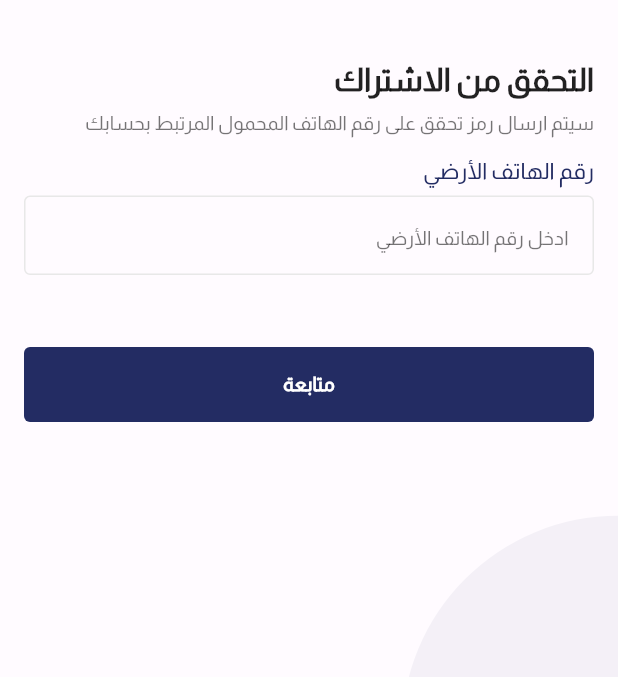
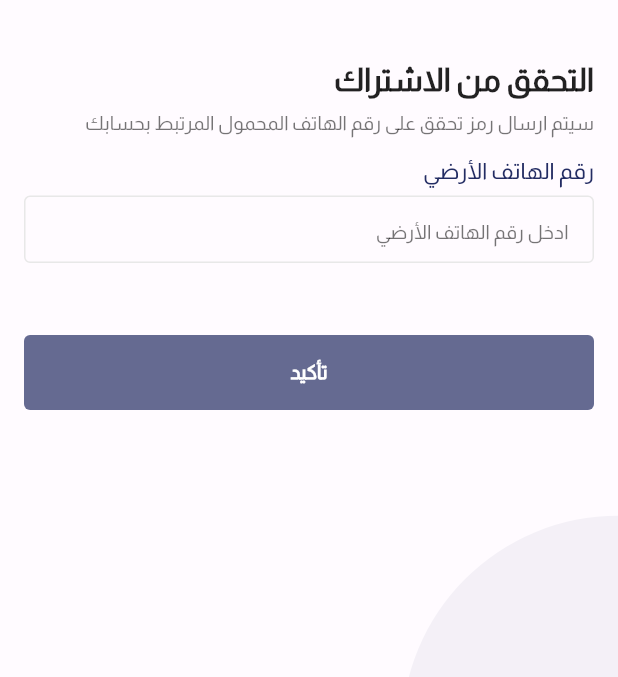
Before and after one commit to saleem72/elcom_app, a Flutter app: the screen it shows after launch, after a tap on "Ignore", after a tap on "إعادة تعيين كلمة المرور؟", on a phone screen of 412 x 824 dp, the part 504-1181 px from its top. Run offline on Flutter 3.47's test engine with Material 2 defaults, Android fonts, the light colour scheme and no system bars; our stand-ins replace bloc, connectivity, equatable, flutter_bloc, formz, get_it and 1 more; missing offline and left inert: flutter_verification_code; generated files the repository leaves out were written again.

Commit message:
login design

```diff
--- a/lib/screens/auth/identifying_account/identifying_account.dart
+++ b/lib/screens/auth/identifying_account/identifying_account.dart
@@ -3,22 +3,62 @@
 
 import 'package:elcom_app/helpers/localization/language_constants.dart';
 import 'package:elcom_app/helpers/routing/nav_links.dart';
+import 'package:elcom_app/screens/auth/identifying_account/identifying_account_bloc/identifying_account_bloc.dart';
 import 'package:flutter/material.dart';
 import 'package:flutter_bloc/flutter_bloc.dart';
+import 'package:formz/formz.dart';
 
 import '../../../widgets/main_widgets.dart';
 
-class IdentifyingAccountScreen extends StatefulWidget {
+class IdentifyingAccountScreen extends StatelessWidget {
   const IdentifyingAccountScreen({super.key});
 
   @override
-  State<IdentifyingAccountScreen> createState() =>
-      _IdentifyingAccountScreenState();
+  Widget build(BuildContext context) {
+    return BlocProvider(
+      create: (context) => IdentifyingAccountBloc(),
+      child: BlocBuilder<IdentifyingAccountBloc, IdentifyingAccountState>(
+        builder: (context, state) {
+          return const IdentifyingAccountScreenContent();
+        },
+      ),
+    );
+  }
 }
 
-class _IdentifyingAccountScreenState extends State<IdentifyingAccountScreen> {
+class IdentifyingAccountScreenContent extends StatefulWidget {
+  const IdentifyingAccountScreenContent({super.key});
+
+  @override
+  State<IdentifyingAccountScreenContent> createState() =>
+      _IdentifyingAccountScreenContentState();
+}
+
+class _IdentifyingAccountScreenContentState
+    extends State<IdentifyingAccountScreenContent> {
   final TextEditingController phoneNumber = TextEditingController();
   final TextEditingController password = TextEditingController();
+
+  final FocusNode _phoneNumberFocusNode = FocusNode();
+
+  @override
+  void initState() {
+    super.initState();
+    _phoneNumberFocusNode.addListener(() {
+      if (!_phoneNumberFocusNode.hasFocus) {
+        context
+            .read<IdentifyingAccountBloc>()
+            .add(IdentifyingAccountPhoneNumberUnfocused());
+      }
+    });
+  }
+
+  @override
+  void dispose() {
+    _phoneNumberFocusNode.dispose();
+    super.dispose();
+  }
+
   @override
   Widget build(BuildContext context) {
     return Scaffold(
@@ -41,9 +81,10 @@ class _IdentifyingAccountScreenState extends State<IdentifyingAccountScreen> {
             children: [
               Column(
                 children: [
-                  _informSection(context),
+                  const IdentifyingAccountInfo(),
                   const SizedBox(height: 16),
-                  _inputs(context),
+                  IdentifyingAccountPhoneNumber(
+                      focusNode: _phoneNumberFocusNode),
                   const SizedBox(height: 8),
                 ],
               ),
@@ -64,18 +105,102 @@ class _IdentifyingAccountScreenState extends State<IdentifyingAccountScreen> {
   Widget _buttons(BuildContext context) {
     return Column(
       crossAxisAlignment: CrossAxisAlignment.stretch,
-      children: [
-        AppBigButton(
-          onPressed: () =>
-              Navigator.of(context).pushNamed(NavLinks.verificationCode),
-          label: Translator.translation(context).continue_tag,
-          backgroundColor: Theme.of(context).colorScheme.primary,
-        ),
+      children: const [
+        IdentifyingAccountSubmitButton(),
       ],
     );
   }
+}
 
-  Column _informSection(BuildContext context) {
+class IdentifyingAccountPhoneNumber extends StatelessWidget {
+  const IdentifyingAccountPhoneNumber({
+    Key? key,
+    required this.focusNode,
+  }) : super(key: key);
+  final FocusNode focusNode;
+  @override
+  Widget build(BuildContext context) {
+    return BlocBuilder<IdentifyingAccountBloc, IdentifyingAccountState>(
+      builder: (context, state) {
+        return Column(
+          crossAxisAlignment: CrossAxisAlignment.stretch,
+          mainAxisSize: MainAxisSize.min,
+          children: [
+            TitleText(label: Translator.translation(context).phone_number),
+            ValidationMessage(
+              isInValid: state.phoneNumber.invalid,
+              validationMessage:
+                  Translator.translation(context).phone_number_validation_error,
+            ),
+            const SizedBox(height: 8),
+            IdentifyingAccountPhoneNumberInput(
+              focusNode: focusNode,
+              initialValue: state.phoneNumber.value,
+              hasError: state.phoneNumber.invalid,
+            ),
+          ],
+        );
+      },
+    );
+  }
+}
+
+class IdentifyingAccountSubmitButton extends StatelessWidget {
+  const IdentifyingAccountSubmitButton({super.key});
+
+  @override
+  Widget build(BuildContext context) {
+    return BlocBuilder<IdentifyingAccountBloc, IdentifyingAccountState>(
+      buildWhen: (previous, current) => previous.status != current.status,
+      builder: (context, state) {
+        return PrimaryButton(
+          label: Translator.translation(context).confirm,
+          onPressed: state.status.isValidated
+              ? () => context
+                  .read<IdentifyingAccountBloc>()
+                  .add(IdentifyingAccountFormSubmitted())
+              : null,
+        );
+      },
+    );
+  }
+}
+
+class IdentifyingAccountPhoneNumberInput extends StatelessWidget {
+  const IdentifyingAccountPhoneNumberInput({
+    Key? key,
+    required this.focusNode,
+    required this.initialValue,
+    required this.hasError,
+  }) : super(key: key);
+  final FocusNode focusNode;
+  final String initialValue;
+  final bool hasError;
+  @override
+  Widget build(BuildContext context) {
+    return ValidatedTextField(
+      focusNode: focusNode,
+      initialValue: initialValue,
+      hint: Translator.translation(context).phone_number_hint,
+      hasError: hasError,
+      textInputAction: TextInputAction.done,
+      keyboardType: TextInputType.phone,
+      onChange: (value) {
+        context
+            .read<IdentifyingAccountBloc>()
+            .add(IdentifyingAccountPhoneNumberChanged(phoneNumber: value));
+      },
+    );
+  }
+}
+
+class IdentifyingAccountInfo extends StatelessWidget {
+  const IdentifyingAccountInfo({
+    Key? key,
+  }) : super(key: key);
+
+  @override
+  Widget build(BuildContext context) {
     return Column(
       crossAxisAlignment: CrossAxisAlignment.stretch,
       children: [
@@ -95,18 +220,4 @@ class _IdentifyingAccountScreenState extends State<IdentifyingAccountScreen> {
       ],
     );
   }
-
-  Widget _inputs(BuildContext context) {
-    return Column(
-      crossAxisAlignment: CrossAxisAlignment.stretch,
-      children: [
-        TitleText(label: Translator.translation(context).phone_number),
-        const SizedBox(height: 8),
-        AppTextField(
-          controller: phoneNumber,
-          hint: Translator.translation(context).phone_number_hint,
-        ),
-      ],
-    );
-  }
 }
--- a/lib/screens/auth/identifying_account/identifying_account_bloc/identifying_account_bloc.dart
+++ b/lib/screens/auth/identifying_account/identifying_account_bloc/identifying_account_bloc.dart
@@ -16,7 +16,14 @@ class IdentifyingAccountBloc
     on<IdentifyingAccountFormSubmitted>(_formSubmitted);
   }
 
-  _phoneNumberChanged(
+  @override
+  void onTransition(
+      Transition<IdentifyingAccountEvent, IdentifyingAccountState> transition) {
+    print(transition);
+    super.onTransition(transition);
+  }
+
+  void _phoneNumberChanged(
     IdentifyingAccountPhoneNumberChanged event,
     Emitter<IdentifyingAccountState> emit,
   ) {
@@ -28,7 +35,7 @@ class IdentifyingAccountBloc
     ));
   }
 
-  _phoneNumberUnfocused(
+  void _phoneNumberUnfocused(
     IdentifyingAccountPhoneNumberUnfocused event,
     Emitter<IdentifyingAccountState> emit,
   ) {
@@ -39,7 +46,7 @@ class IdentifyingAccountBloc
     ));
   }
 
-  _formSubmitted(
+  void _formSubmitted(
     IdentifyingAccountFormSubmitted event,
     Emitter<IdentifyingAccountState> emit,
   ) {}
--- a/lib/screens/auth/login_screen/widgets/login_submit_button.dart
+++ b/lib/screens/auth/login_screen/widgets/login_submit_button.dart
@@ -5,6 +5,7 @@ import 'package:flutter_bloc/flutter_bloc.dart';
 import 'package:formz/formz.dart';
 
 import '../../../../helpers/localization/language_constants.dart';
+import '../../../../widgets/main_widgets.dart';
 import '../login_bloc/login_bloc.dart';
 
 class LoginSubmitButton extends StatelessWidget {
@@ -15,25 +16,11 @@ class LoginSubmitButton extends StatelessWidget {
     return BlocBuilder<LoginBloc, LoginState>(
       buildWhen: (previous, current) => previous.status != current.status,
       builder: (context, state) {
-        return TextButton(
+        return PrimaryButton(
+          label: Translator.translation(context).login,
           onPressed: state.status.isValidated
               ? () => context.read<LoginBloc>().add(LoginFormSubmitted())
               : null,
-          style: TextButton.styleFrom(
-            foregroundColor: Colors.white,
-            backgroundColor: Theme.of(context).colorScheme.primary,
-            fixedSize: const Size.fromHeight(50),
-            disabledBackgroundColor:
-                Theme.of(context).colorScheme.primary.withOpacity(0.7),
-            disabledForegroundColor: Colors.white,
-          ),
-          child: Text(
-            Translator.translation(context).login,
-            style: Theme.of(context).textTheme.bodySmall?.copyWith(
-                  fontWeight: FontWeight.w600,
-                  color: Colors.white,
-                ),
-          ),
         );
       },
     );
--- a/lib/widgets/main_widgets.dart
+++ b/lib/widgets/main_widgets.dart
@@ -13,3 +13,4 @@ export 'validation_message.dart';
 export 'title_text.dart';
 export 'failure_text.dart';
 export 'loading_view.dart';
+export 'primary_button.dart';
--- /dev/null
+++ b/lib/widgets/primary_button.dart
@@ -0,0 +1,34 @@
+//
+
+import 'package:flutter/material.dart';
+
+class PrimaryButton extends StatelessWidget {
+  const PrimaryButton({
+    super.key,
+    required this.label,
+    required this.onPressed,
+  });
+  final String label;
+  final VoidCallback? onPressed;
+  @override
+  Widget build(BuildContext context) {
+    return TextButton(
+      onPressed: onPressed,
+      style: TextButton.styleFrom(
+        foregroundColor: Colors.white,
+        backgroundColor: Theme.of(context).colorScheme.primary,
+        fixedSize: const Size.fromHeight(50),
+        disabledBackgroundColor:
+            Theme.of(context).colorScheme.primary.withOpacity(0.7),
+        disabledForegroundColor: Colors.white,
+      ),
+      child: Text(
+        label,
+        style: Theme.of(context).textTheme.bodySmall?.copyWith(
+              fontWeight: FontWeight.w600,
+              color: Colors.white,
+            ),
+      ),
+    );
+  }
+}
```
